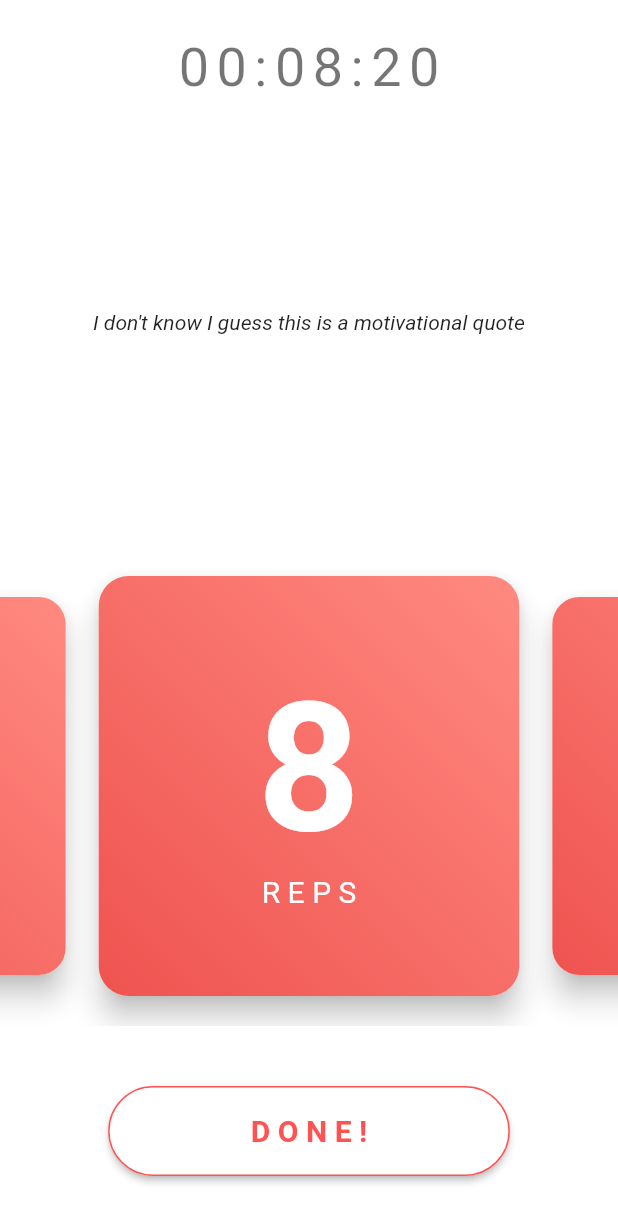
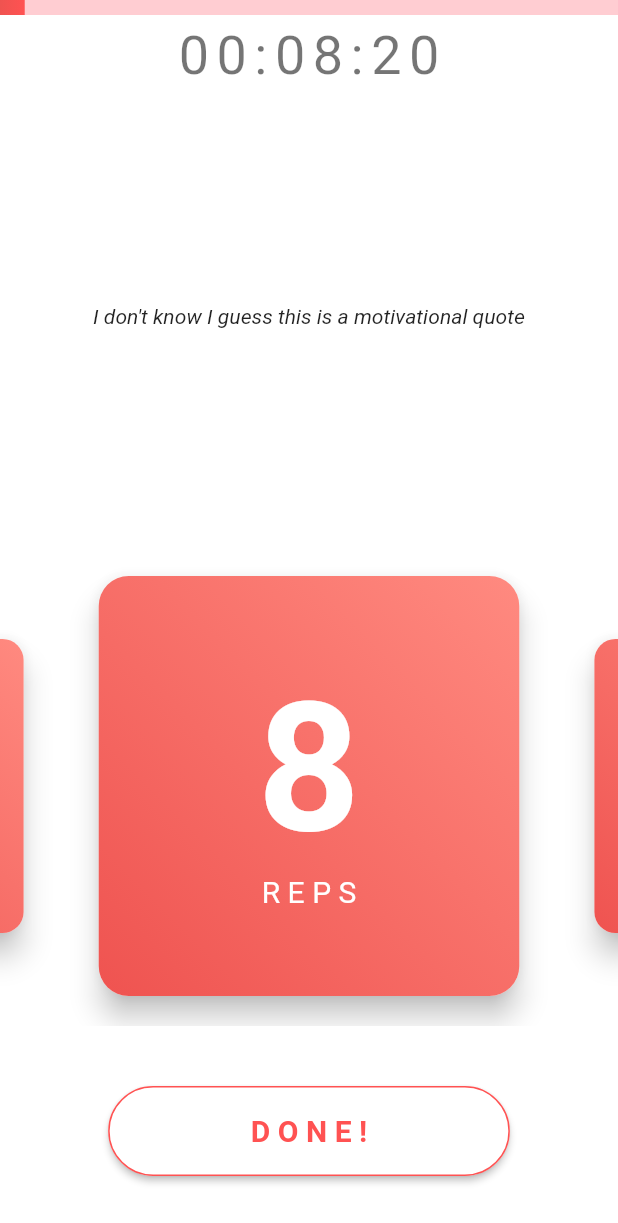
Before and after one commit to Steellow/hundred_reps, a Flutter app: the screen it shows after launch, after a tap on "DONE!", on a phone screen of 412 x 824 dp. Shown: the top 1223 px of the screen. Run offline on Flutter 3.47's test engine with Material 2 defaults, Android fonts, the phone set to English and light mode, and no system bars; drawn by our look-alikes of percent_indicator; our stand-ins replace flutter_swiper, google_fonts, liquid_progress_indicator, timer_builder; missing offline and left inert: zoomable_tilt_view.

Commit message:
changes ProgressLight to ProgressBar

```diff
--- a/lib/main.dart
+++ b/lib/main.dart
@@ -1,4 +1,5 @@
 import 'package:flutter/material.dart';
+import 'package:flutter/services.dart';
 import 'package:ioo_reps/screens/main_page/main_page.dart';
 
 void main() => runApp(MyApp());
@@ -6,7 +7,12 @@ void main() => runApp(MyApp());
 class MyApp extends StatelessWidget {
   @override
   Widget build(BuildContext context) {
+    // SystemChrome.setSystemUIOverlayStyle(
+    //     SystemUiOverlayStyle(statusBarColor: Colors.black));
     return MaterialApp(
+      theme: ThemeData(
+        primaryColor: Colors.redAccent,
+      ),
       title: '100_REPS', // TODO
       home: MainPage(),
     );
--- a/lib/screens/main_page/card_swiper.dart
+++ b/lib/screens/main_page/card_swiper.dart
@@ -22,7 +22,7 @@ class _CardSwiperState extends State<CardSwiper> {
         },
         itemCount: 9,
         loop: false,
-        scale: 0.9,
+        scale: 0.7,
         viewportFraction: 0.7,
         physics: NeverScrollableScrollPhysics(), // Prevents user form scrolling cards
         controller: widget.sController,
--- a/lib/screens/main_page/custom_card.dart
+++ b/lib/screens/main_page/custom_card.dart
@@ -1,5 +1,4 @@
 import 'package:flutter/material.dart';
-import 'package:google_fonts/google_fonts.dart';
 import 'package:ioo_reps/util/progress_helper.dart';
 import 'package:ioo_reps/util/styles.dart';
 import 'package:zoomable_tilt_view/zoomable_tilt_view.dart';
--- a/lib/screens/main_page/main_page.dart
+++ b/lib/screens/main_page/main_page.dart
@@ -3,6 +3,7 @@ import 'package:flutter_swiper/flutter_swiper.dart';
 import 'package:ioo_reps/screens/main_page/background_gradient.dart';
 import 'package:ioo_reps/screens/main_page/card_swiper.dart';
 import 'package:ioo_reps/screens/main_page/done_button.dart';
+import 'package:ioo_reps/screens/main_page/prorgess_bar.dart';
 import 'package:ioo_reps/screens/main_page/timer.dart';
 import 'package:ioo_reps/state/progress_state.dart';
 import 'package:provider/provider.dart';
@@ -17,15 +18,17 @@ class MainPage extends StatelessWidget {
       backgroundColor: Colors.white,
       body: ChangeNotifierProvider<ProgressState>.value(
         value: ProgressState(),
-        child: Stack(
-          children: [
-            // BackgroundGradient(),
-            SafeArea(
+        child: SafeArea(
           child: Center(
             child: Column(
               mainAxisAlignment: MainAxisAlignment.spaceBetween,
               children: <Widget>[
+                Column(
+                  children: [
+                    ProgressBar(),
                     Timer(),
+                  ]
+                ),
                 Text(
                   "I don't know I guess this is a motivational quote",
                   style: TextStyle(
@@ -43,8 +46,6 @@ class MainPage extends StatelessWidget {
             ),
           ),
         ),
-          ],
-        ),
       ),
     );
   }
--- /dev/null
+++ b/lib/screens/main_page/prorgess_bar.dart
@@ -0,0 +1,35 @@
+import 'package:flutter/material.dart';
+import 'package:ioo_reps/state/progress_state.dart';
+import 'package:percent_indicator/percent_indicator.dart';
+import 'package:provider/provider.dart';
+
+class ProgressBar extends StatefulWidget {
+  @override
+  _ProgressBarState createState() => _ProgressBarState();
+}
+
+class _ProgressBarState extends State<ProgressBar> {
+  @override
+  Widget build(BuildContext context) {
+    final ProgressState progressState =
+        Provider.of<ProgressState>(context); // Easier acces to ProgressState
+    return LinearPercentIndicator(
+      width: MediaQuery.of(context).size.width,
+      percent: progressState.repsDone / 100,
+      lineHeight: 10,
+      animation: true,
+      animateFromLastPercent: true,
+      padding: EdgeInsets.zero,
+      backgroundColor: Colors.red[100],
+      linearGradient: LinearGradient(
+        colors: <Color>[
+          Colors.red[400],
+          Colors.redAccent,
+        ],
+      ),
+      animationDuration: 300,
+      linearStrokeCap: LinearStrokeCap.butt,
+      clipLinearGradient: false,
+    );
+  }
+}
--- a/lib/screens/main_page/timer.dart
+++ b/lib/screens/main_page/timer.dart
@@ -3,6 +3,8 @@ import 'package:google_fonts/google_fonts.dart';
 import 'package:ioo_reps/state/progress_state.dart';
 import 'package:ioo_reps/util/date_time_helper.dart';
 import 'package:ioo_reps/util/styles.dart';
+import 'package:liquid_progress_indicator/liquid_progress_indicator.dart';
+import 'package:percent_indicator/linear_percent_indicator.dart';
 import 'package:provider/provider.dart';
 import 'package:timer_builder/timer_builder.dart';
 
@@ -14,9 +16,10 @@ class Timer extends StatefulWidget {
 class _TimerState extends State<Timer> {
   @override
   Widget build(BuildContext context) {
-    final ProgressState progressState = Provider.of<ProgressState>(context); // Easier acces to ProgressState
+    final ProgressState progressState =
+        Provider.of<ProgressState>(context); // Easier acces to ProgressState
     return Container(
-      margin: EdgeInsets.only(top: 24),
+      margin: EdgeInsets.only(top: 6),
       child: TimerBuilder.periodic(
         Duration(milliseconds: 100), // ? What's good interval here?
         builder: (context) {
@@ -24,8 +27,10 @@ class _TimerState extends State<Timer> {
           if (progressState.progress <= 8) {
             final DateTime now = DateTime.now();
             difference = now.difference(progressState.startTime);
-          } else { // If user has finished it displays finish time, otherwise starttime compared to current time
-            difference = progressState.finishTime.difference(progressState.startTime);
+          } else {
+            // If user has finished it displays finish time, otherwise starttime compared to current time
+            difference =
+                progressState.finishTime.difference(progressState.startTime);
           }
           return Text(
             printDuration(difference),
--- a/lib/state/progress_state.dart
+++ b/lib/state/progress_state.dart
@@ -1,18 +1,22 @@
 import 'package:flutter/cupertino.dart';
+import 'package:ioo_reps/util/progress_helper.dart';
 
 class ProgressState extends ChangeNotifier {
   int _progress = 0;
+  int _repsDone = 0;
   final DateTime _startTime = DateTime.now();
   DateTime _finishTime;
 
   int get progress => _progress;
+  int get repsDone => _repsDone;
 
   DateTime get startTime => _startTime;
   DateTime get finishTime => _finishTime;
 
-
   void updateProgress() {
+    _repsDone += repsLeftByIndex(_progress);
     _progress += 1;
+    print("Total reps done: " + _repsDone.toString());
     notifyListeners();
   }
 
--- a/pubspec.yaml
+++ b/pubspec.yaml
@@ -24,6 +24,8 @@ dependencies:
   provider: ^4.0.1
   timer_builder: ^1.3.0
   google_fonts: ^0.3.2
+  liquid_progress_indicator: ^0.3.2
+  percent_indicator: ^2.1.1+1
 
   # The following adds the Cupertino Icons font to your application.
   # Use with the CupertinoIcons class for iOS style icons.
```
Lines whose indentation alone changed are shown as unchanged.
